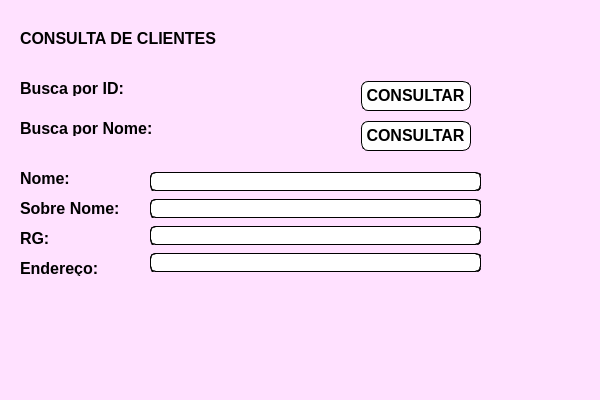
This is ConsultaClientes.ui in addryyano/ProjetoFinalSenac as Qt 5 draws it before an edit. The edited form follows.
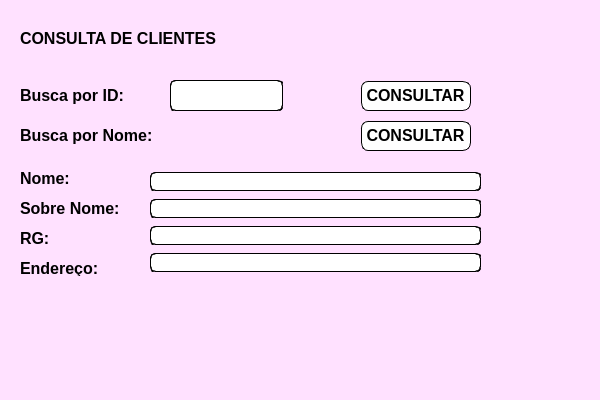
This is the edited form.

Commit message: Banco conectado, ConsultaClientes em andamento

Diff of the .ui file:
```diff
--- a/ConsultaClientes.ui
+++ b/ConsultaClientes.ui
@@ -225,7 +225,7 @@
       <x>20</x>
       <y>80</y>
       <width>121</width>
-      <height>16</height>
+      <height>31</height>
      </rect>
     </property>
     <property name="font">
@@ -245,7 +245,7 @@
       <x>20</x>
       <y>120</y>
       <width>151</width>
-      <height>16</height>
+      <height>31</height>
      </rect>
     </property>
     <property name="font">
@@ -286,6 +286,30 @@
      <string>CONSULTAR</string>
     </property>
    </widget>
+   <widget class="QLineEdit" name="txtconsultaClienteId">
+    <property name="geometry">
+     <rect>
+      <x>170</x>
+      <y>80</y>
+      <width>113</width>
+      <height>31</height>
+     </rect>
+    </property>
+    <property name="font">
+     <font>
+      <pointsize>12</pointsize>
+      <weight>75</weight>
+      <italic>false</italic>
+      <bold>true</bold>
+     </font>
+    </property>
+    <property name="styleSheet">
+     <string notr="true">background-color: rgb(255, 255, 255);
+border-radius: 5px;
+border-style: groove;
+border-width: 1px</string>
+    </property>
+   </widget>
   </widget>
   <widget class="QMenuBar" name="menubar">
    <property name="geometry">
```
The commit also changes 1 other file.
